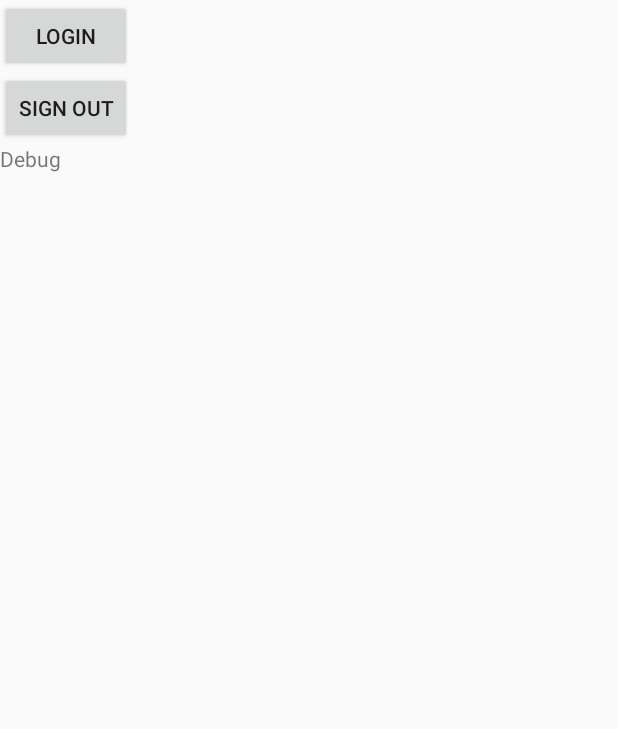
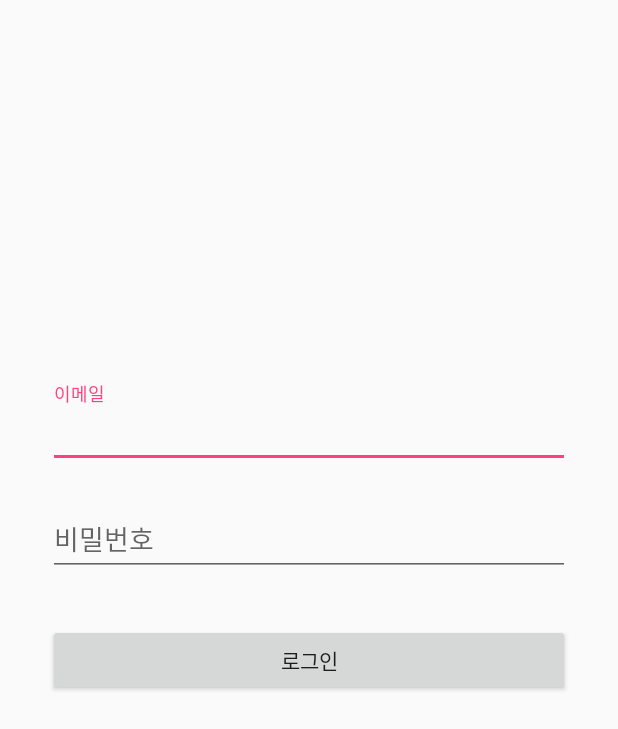
Before and after one commit to Cheongmin/AndroidApp, an Android app: the screen it shows after launch (LoginActivity), on a phone screen of 412 x 824 dp. Shown: the top 729 px of the screen. Run offline under Robolectric (Android 15) with nearby library versions, the phone set to English and light mode, and no system bars; our stand-ins replace Firebase (no records; nobody signed in at launch, a user with empty details on screens opened directly), RxJava; libraries missing offline, so code that uses them is left out: com.androidhuman.rxfirebase2, com.auth0.android, com.firebase.ui.

Commit message:
Implement LoginActivity

```diff
--- a/app/build.gradle
+++ b/app/build.gradle
@@ -38,6 +38,7 @@ dependencies {
     implementation 'com.android.support:exifinterface:27.1.1'
     implementation 'com.google.code.gson:gson:2.8.5'
     implementation 'com.google.firebase:firebase-core:16.0.4'
+    implementation 'com.google.firebase:firebase-auth:16.0.4'
     implementation 'com.squareup.picasso:picasso:2.71828'
     implementation 'com.squareup.retrofit2:retrofit:2.5.0'
     implementation 'com.squareup.retrofit2:converter-gson:2.5.0'
--- a/app/src/main/java/com/cheongmin/voicereader/LoginActivity.kt
+++ b/app/src/main/java/com/cheongmin/voicereader/LoginActivity.kt
@@ -4,8 +4,11 @@ import android.app.Activity
 import android.content.Intent
 import android.os.Bundle
 import android.support.v7.app.AppCompatActivity
+import android.widget.Toast
 import com.androidhuman.rxfirebase2.auth.RxFirebaseAuth
 import com.androidhuman.rxfirebase2.auth.RxFirebaseUser
+import com.androidhuman.rxfirebase2.auth.rxGetIdToken
+import com.androidhuman.rxfirebase2.auth.rxSignInAnonymously
 import com.cheongmin.voicereader.api.AuthorizationAPI
 import com.cheongmin.voicereader.network.TokenManager
 import com.firebase.ui.auth.AuthUI
@@ -13,24 +16,26 @@ import com.firebase.ui.auth.IdpResponse
 import com.google.firebase.auth.FirebaseAuth
 import io.reactivex.android.schedulers.AndroidSchedulers
 import io.reactivex.schedulers.Schedulers
+import kotlinx.android.synthetic.main.activity_login.*
 import java.util.*
 
 
 class LoginActivity : AppCompatActivity() {
-  private val providers = Arrays.asList(
-    AuthUI.IdpConfig.EmailBuilder().build(),
-    AuthUI.IdpConfig.GoogleBuilder().build())
-
   override fun onCreate(savedInstanceState: Bundle?) {
     super.onCreate(savedInstanceState)
     setContentView(R.layout.activity_login)
 
-    startActivityForResult(
-      AuthUI.getInstance()
-        .createSignInIntentBuilder()
-        .setAvailableProviders(providers)
-        .setIsSmartLockEnabled(false)
-        .build(), RC_SIGN_IN)
+    btn_login.setOnClickListener { it ->
+      FirebaseAuth.getInstance().rxSignInAnonymously()
+        .subscribeOn(Schedulers.io())
+        .observeOn(AndroidSchedulers.mainThread())
+        .flatMap { it.rxGetIdToken(true) }
+        .subscribe({
+          Toast.makeText(applicationContext, it, Toast.LENGTH_LONG).show()
+        }, {
+          Toast.makeText(applicationContext, it.message, Toast.LENGTH_LONG).show()
+        })
+    }
   }
 
   override fun onActivityResult(requestCode: Int, resultCode: Int, data: Intent?) {
--- a/app/src/main/res/layout/activity_login.xml
+++ b/app/src/main/res/layout/activity_login.xml
@@ -1,27 +1,60 @@
 <?xml version="1.0" encoding="utf-8"?>
-<LinearLayout xmlns:android="http://schemas.android.com/apk/res/android"
+<android.support.constraint.ConstraintLayout xmlns:android="http://schemas.android.com/apk/res/android"
     xmlns:app="http://schemas.android.com/apk/res-auto"
     xmlns:tools="http://schemas.android.com/tools"
     android:layout_width="match_parent"
     android:layout_height="match_parent"
-    android:orientation="vertical"
     tools:context=".LoginActivity">
+
+    <android.support.design.widget.TextInputLayout
+        android:id="@+id/edit_email"
+        android:layout_width="0dp"
+        android:layout_height="wrap_content"
+        android:layout_marginStart="32dp"
+        android:layout_marginEnd="32dp"
+        android:layout_marginTop="256dp"
+        app:layout_constraintEnd_toEndOf="parent"
+        app:layout_constraintStart_toStartOf="parent"
+        app:layout_constraintTop_toTopOf="parent">
+
+        <android.support.design.widget.TextInputEditText
+            android:layout_width="match_parent"
+            android:layout_height="match_parent"
+            android:inputType="textEmailAddress"
+            android:hint="이메일" />
+
+    </android.support.design.widget.TextInputLayout>
+
+    <android.support.design.widget.TextInputLayout
+        android:id="@+id/edit_password"
+        android:layout_width="0dp"
+        android:layout_height="wrap_content"
+        android:layout_marginStart="32dp"
+        android:layout_marginEnd="32dp"
+        android:layout_marginTop="16dp"
+        app:layout_constraintEnd_toEndOf="parent"
+        app:layout_constraintStart_toStartOf="parent"
+        app:layout_constraintTop_toBottomOf="@id/edit_email">
+
+        <android.support.design.widget.TextInputEditText
+            android:layout_width="match_parent"
+            android:layout_height="match_parent"
+            android:inputType="textPassword"
+            android:hint="비밀번호" />
+    </android.support.design.widget.TextInputLayout>
+
 
     <Button
         android:id="@+id/btn_login"
-        android:layout_width="wrap_content"
+        android:layout_width="0dp"
         android:layout_height="wrap_content"
-        android:text="Login" />
+        android:layout_marginTop="32dp"
+        android:layout_marginStart="32dp"
+        android:layout_marginEnd="32dp"
+        android:text="로그인"
+        app:layout_constraintEnd_toEndOf="parent"
+        app:layout_constraintStart_toStartOf="parent"
+        app:layout_constraintTop_toBottomOf="@+id/edit_password" />
+    " />
 
-    <Button
-        android:id="@+id/btn_sign_out"
-        android:layout_width="wrap_content"
-        android:layout_height="wrap_content"
-        android:text="Sign Out" />
-
-    <TextView
-        android:id="@+id/txt_debug"
-        android:layout_width="match_parent"
-        android:layout_height="match_parent"
-        android:text="Debug" />
-</LinearLayout>
+</android.support.constraint.ConstraintLayout>
```
